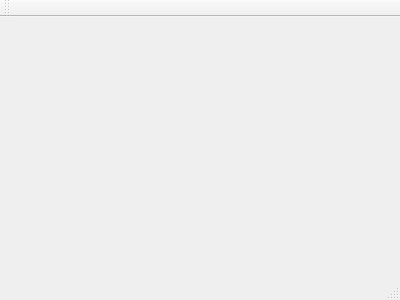
The window that photomanager.ui (sta147/PhotoManagerWidget) describes before a commit, drawn with Qt 5.
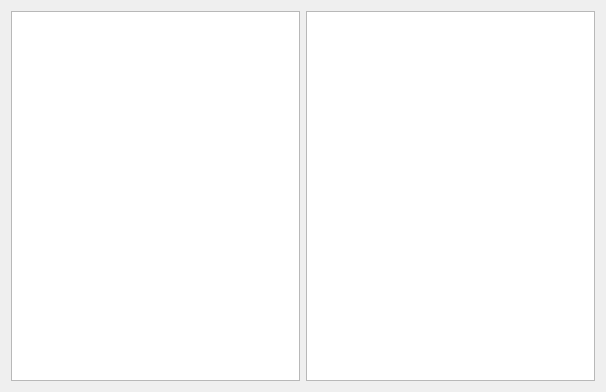
The same window after the commit.

Commit message: Added responsive layout to the application.

```diff
--- a/photomanager.ui
+++ b/photomanager.ui
@@ -1,24 +1,42 @@
 <ui version="4.0">
  <class>PhotoManager</class>
- <widget class="QMainWindow" name="PhotoManager" >
-  <property name="geometry" >
+ <widget class="QMainWindow" name="PhotoManager">
+  <property name="geometry">
    <rect>
     <x>0</x>
     <y>0</y>
-    <width>400</width>
-    <height>300</height>
+    <width>606</width>
+    <height>392</height>
    </rect>
   </property>
   <property name="windowTitle" >
    <string>PhotoManager</string>
   </property>
-  <widget class="QMenuBar" name="menuBar" />
-  <widget class="QToolBar" name="mainToolBar" />
-  <widget class="QWidget" name="centralWidget" />
-  <widget class="QStatusBar" name="statusBar" />
+  <widget class="QWidget" name="centralWidget">
+   <property name="autoFillBackground">
+    <bool>false</bool>
+   </property>
+   <layout class="QHBoxLayout" name="horizontalLayout_2">
+    <item>
+     <widget class="QListView" name="listView"/>
+    </item>
+    <item>
+     <widget class="QTreeView" name="treeView"/>
+    </item>
+   </layout>
+  </widget>
+  <widget class="QMenuBar" name="menuBar">
+   <property name="geometry">
+    <rect>
+     <x>0</x>
+     <y>0</y>
+     <width>606</width>
+     <height>22</height>
+    </rect>
+   </property>
+  </widget>
  </widget>
- <layoutDefault spacing="6" margin="11" />
- <pixmapfunction></pixmapfunction>
+ <layoutdefault spacing="6" margin="11"/>
  <resources/>
  <connections/>
 </ui>
```
Left out of the diff: 3 changed lines with no effect on the pictures. The commit also changes 3 other files.
